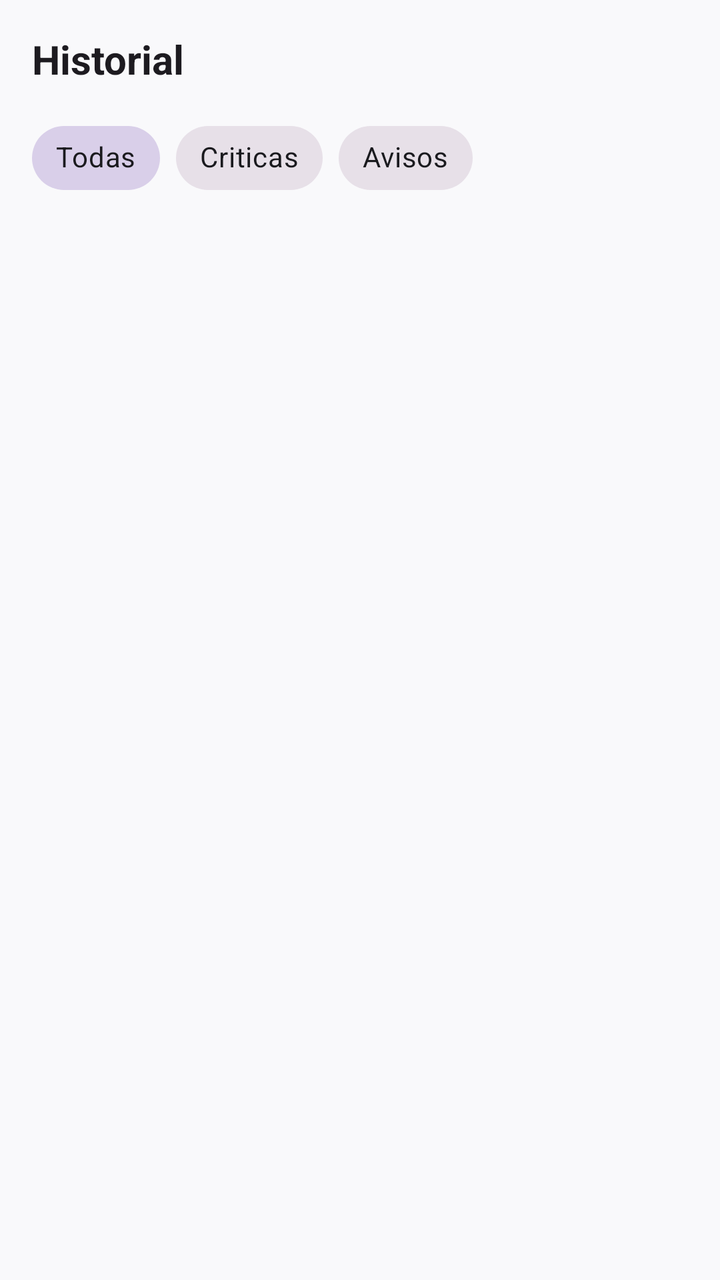
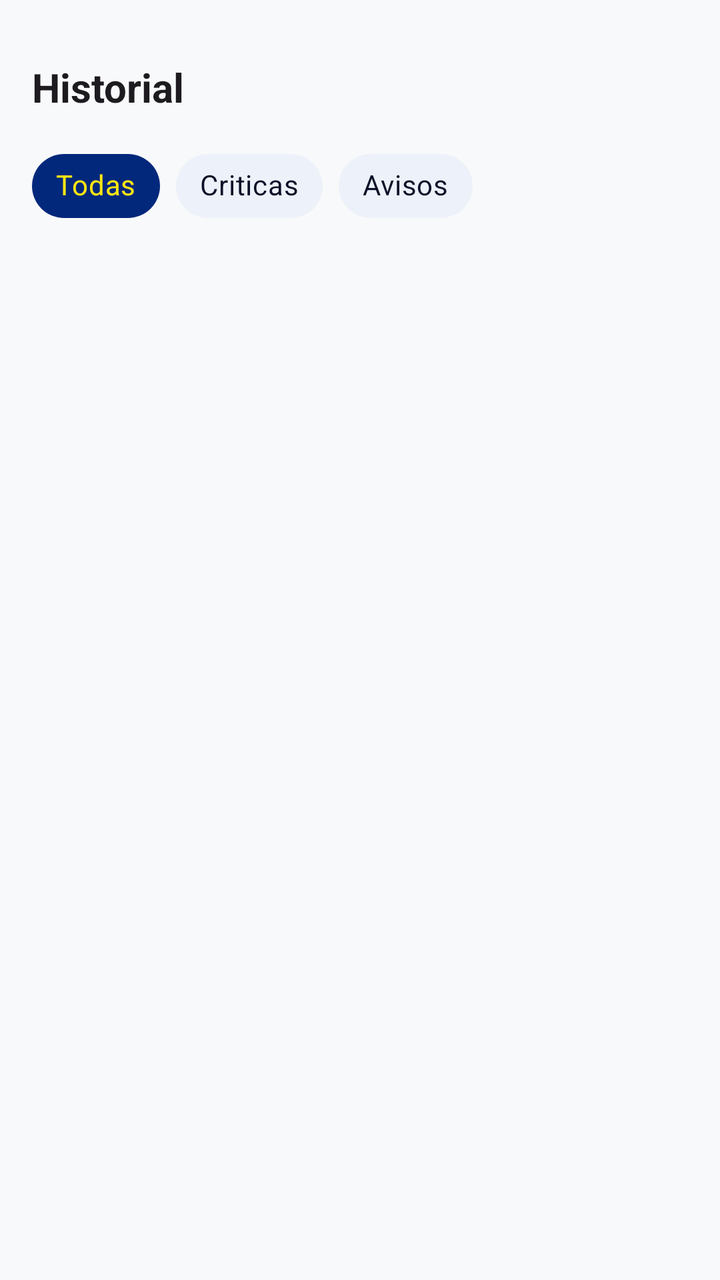

Two renders of the same Android screen: before a commit and after it. Below are the layout's source before the change and the commit's diff.
<!-- AndroidManifest.xml: application theme Theme.AlertBLO -->
<!-- res/layout/fragment_historial.xml -->
<?xml version="1.0" encoding="utf-8"?>
<LinearLayout xmlns:android="http://schemas.android.com/apk/res/android"
    xmlns:app="http://schemas.android.com/apk/res-auto"
    android:orientation="vertical"
    android:layout_width="match_parent"
    android:layout_height="match_parent"
    android:padding="16dp"
    android:background="@color/fondo_pantalla">

    <TextView
        android:id="@+id/historial"
        android:layout_width="match_parent"
        android:layout_height="wrap_content"
        android:text="@string/txt_historial_alertas"
        android:textSize="20sp"
        android:textStyle="bold"
        android:paddingBottom="12dp"
        android:textColor="?attr/colorOnSurface" />

    <com.google.android.material.chip.ChipGroup
        android:id="@+id/chipGroupFiltros"
        android:layout_width="match_parent"
        android:layout_height="wrap_content"
        android:paddingBottom="12dp" >

        <com.google.android.material.chip.Chip
            android:id="@+id/chipTodas"
            android:layout_width="wrap_content"
            android:layout_height="wrap_content"
            android:text="@string/txt_todas"
            android:checked="true"
            style="@style/Widget.MaterialComponents.Chip.Choice"
            app:chipIconTint="@color/fondo_item"
            android:textColor="@color/texto_principal" />

        <com.google.android.material.chip.Chip
            android:id="@+id/chipAlertaCritica"
            android:layout_width="wrap_content"
            android:layout_height="wrap_content"
            android:text="@string/txt_critica"
            style="@style/Widget.MaterialComponents.Chip.Choice"
            app:chipIconTint="@color/fondo_item"
            android:textColor="@color/texto_principal" />

        <com.google.android.material.chip.Chip
            android:id="@+id/chipAlertaNormal"
            android:layout_width="wrap_content"
            android:layout_height="wrap_content"
            android:text="@string/txt_aviso"
            style="@style/Widget.MaterialComponents.Chip.Choice"
            app:chipIconTint="@color/fondo_item"
            android:textColor="@color/texto_principal" />

    </com.google.android.material.chip.ChipGroup>

    <FrameLayout
        android:id="@+id/contenedor_lista_historial"
        android:layout_width="match_parent"
        android:layout_height="0dp"
        android:layout_weight="1" />

</LinearLayout>
<!-- resources referenced by this layout -->
<resources>
  <color name="fondo_item">#673AB7</color>
  <color name="fondo_pantalla">#F9F9FB</color>
  <color name="texto_principal">#1A1A1E</color>
  <string name="txt_aviso">Avisos</string>
  <string name="txt_critica">Criticas</string>
  <string name="txt_historial_alertas">Historial</string>
  <string name="txt_todas">Todas</string>
  <style name="Theme.AlertBLO" parent="Base.Theme.AlertBLO" />
  <style name="Base.Theme.AlertBLO" parent="Theme.Material3.DayNight.NoActionBar">
          
          
      </style>
</resources>

<!-- the commit's change to res/layout/fragment_historial.xml (unified diff, before → after) -->
@@ -5,7 +5,7 @@
     android:layout_width="match_parent"
     android:layout_height="match_parent"
     android:padding="16dp"
-    android:background="@color/fondo_pantalla">
+    android:background="@color/fondo">
 
     <TextView
         android:id="@+id/historial"
@@ -15,6 +15,7 @@
         android:textSize="20sp"
         android:textStyle="bold"
         android:paddingBottom="12dp"
+        android:paddingTop="14dp"
         android:textColor="?attr/colorOnSurface" />
 
     <com.google.android.material.chip.ChipGroup
@@ -30,8 +31,9 @@
             android:text="@string/txt_todas"
             android:checked="true"
             style="@style/Widget.MaterialComponents.Chip.Choice"
-            app:chipIconTint="@color/fondo_item"
-            android:textColor="@color/texto_principal" />
+            app:chipIconTint="@color/azul"
+            app:chipBackgroundColor="@color/chip_selector"
+            android:textColor="@color/chip_texto_selector" />
 
         <com.google.android.material.chip.Chip
             android:id="@+id/chipAlertaCritica"
@@ -39,8 +41,9 @@
             android:layout_height="wrap_content"
             android:text="@string/txt_critica"
             style="@style/Widget.MaterialComponents.Chip.Choice"
-            app:chipIconTint="@color/fondo_item"
-            android:textColor="@color/texto_principal" />
+            app:chipIconTint="@color/azul"
+            app:chipBackgroundColor="@color/chip_selector"
+            android:textColor="@color/chip_texto_selector" />
 
         <com.google.android.material.chip.Chip
             android:id="@+id/chipAlertaNormal"
@@ -48,8 +51,9 @@
             android:layout_height="wrap_content"
             android:text="@string/txt_aviso"
             style="@style/Widget.MaterialComponents.Chip.Choice"
-            app:chipIconTint="@color/fondo_item"
-            android:textColor="@color/texto_principal" />
+            app:chipIconTint="@color/azul"
+            app:chipBackgroundColor="@color/chip_selector"
+            android:textColor="@color/chip_texto_selector" />
 
     </com.google.android.material.chip.ChipGroup>
 
<!-- resource entries referenced after the edit -->
@@ -1,8 +1,7 @@
 <!-- resources referenced by this layout -->
 <resources>
-  <color name="fondo_item">#673AB7</color>
-  <color name="fondo_pantalla">#F9F9FB</color>
-  <color name="texto_principal">#1A1A1E</color>
+  <color name="azul">#02287B</color>
+  <color name="fondo">#F8F9FA</color>
   <string name="txt_aviso">Avisos</string>
   <string name="txt_critica">Criticas</string>
   <string name="txt_historial_alertas">Historial</string>
